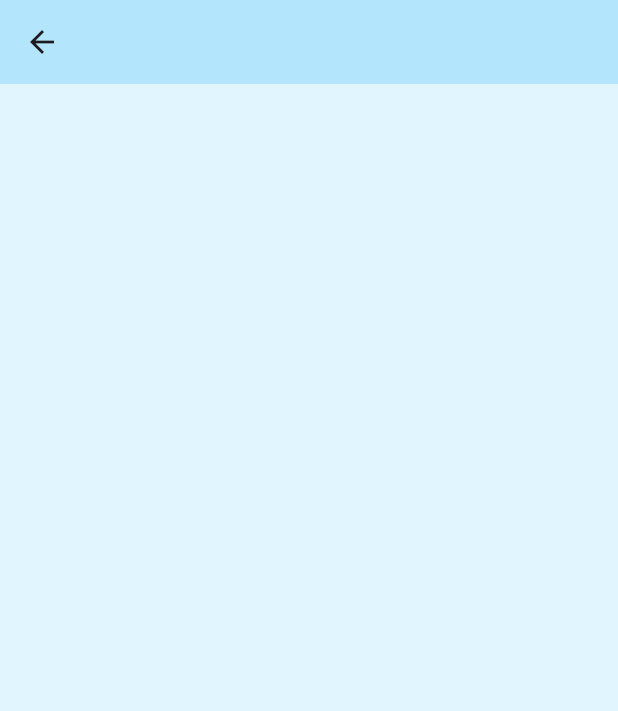
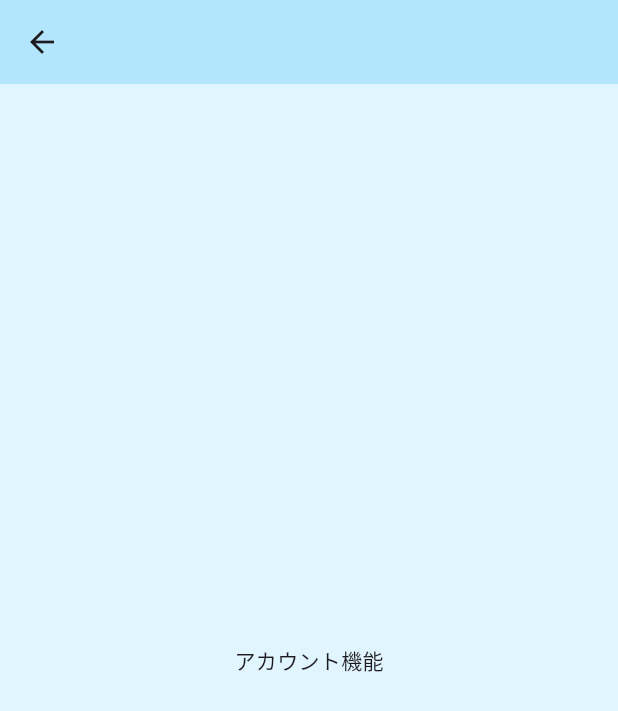
Before and after one commit to 54-xenon/AnkiCards-Flutter, a Flutter app: the AcountPage screen opened directly, on a phone screen of 412 x 824 dp. Shown: the top 711 px of the screen. Run offline on Flutter 3.47's test engine with Material 3 defaults, Android fonts, the phone set to English and light mode, and no system bars; our stand-ins replace flutter_slidable.

Commit message:
不要なコードを削除

```diff
--- a/lib/screens/acount_page.dart
+++ b/lib/screens/acount_page.dart
@@ -9,7 +9,9 @@ class AcountPage extends StatelessWidget {
       appBar: AppBar(
         elevation: 0,
       ),
-      body: Container(),
+      body: Center(
+        child: Text("アカウント機能"),
+      ),
     );
   }
 }
--- a/lib/screens/create_page.dart
+++ b/lib/screens/create_page.dart
@@ -17,9 +17,8 @@ class _CreatePageState extends State<CreatePage> {
   Widget build(BuildContext context) {
     return Scaffold(
       appBar: AppBar(
-        backgroundColor: Colors.lightBlue[100],
+        title: const Text("Create new card"),
         elevation: 0,
-        title: const Text("Create new card"),
       ),
       body: Padding(
         padding: const EdgeInsets.all(10),
--- a/lib/screens/edit_page.dart
+++ b/lib/screens/edit_page.dart
@@ -1,4 +1,3 @@
-import 'dart:async';
 
 import 'package:ankicards/widget/buttonContainer.dart';
 import 'package:flutter/material.dart';
@@ -34,7 +33,6 @@ class _EditPageState extends State<EditPage> {
     return Scaffold(
       appBar: AppBar(
         title: const Text("edit Page"),
-        backgroundColor: Colors.lightBlue[100],
         elevation: 0,
       ),
       body: Padding(
```
Also changed, not shown: lib/screens/home_page.dart (+5 -2 lines), 1 other file.
